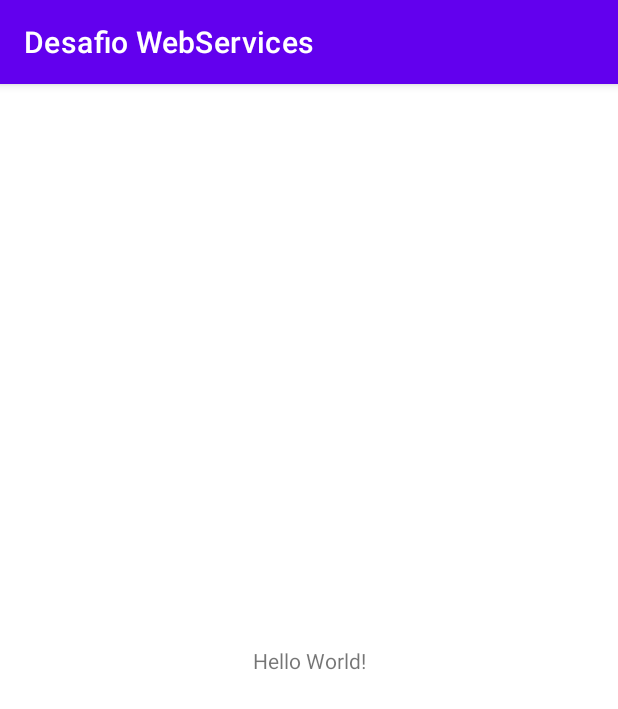
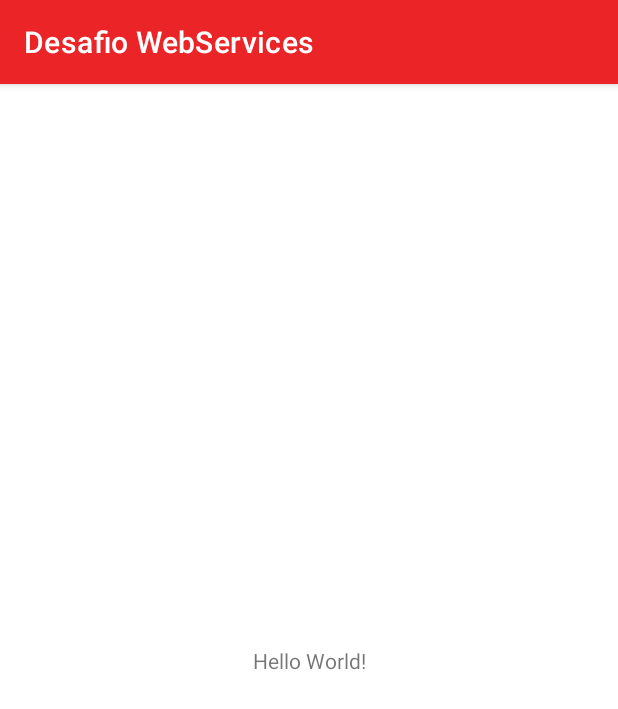
Before and after one commit to msbc1999/desafio_web-services_dh, an Android app: the screen it shows after launch (MainActivity), on a phone screen of 412 x 824 dp. Shown: the top 709 px of the screen. Run offline under Robolectric (Android 15) with nearby library versions, the phone set to English and light mode, and no system bars.

Commit message:
Criação da SplashScreen Ajuste nas cores do tema principal

```diff
--- a/app/src/main/AndroidManifest.xml
+++ b/app/src/main/AndroidManifest.xml
@@ -9,13 +9,15 @@
         android:roundIcon="@mipmap/ic_launcher_round"
         android:supportsRtl="true"
         android:theme="@style/Theme.DesafioWebServices">
-        <activity android:name=".MainActivity">
+        <activity
+            android:name=".ui.SplashActivity"
+            android:theme="@style/SplashTheme">
             <intent-filter>
                 <action android:name="android.intent.action.MAIN" />
-
                 <category android:name="android.intent.category.LAUNCHER" />
             </intent-filter>
         </activity>
+        <activity android:name=".ui.MainActivity"></activity>
     </application>
 
 </manifest>
--- a/app/src/main/java/me/mateus/desafiowebservices/MainActivity.kt
+++ b/app/src/main/java/me/mateus/desafiowebservices/ui/MainActivity.kt
@@ -1,7 +1,8 @@
-package me.mateus.desafiowebservices
+package me.mateus.desafiowebservices.ui
 
 import androidx.appcompat.app.AppCompatActivity
 import android.os.Bundle
+import me.mateus.desafiowebservices.R
 
 class MainActivity : AppCompatActivity() {
 
--- /dev/null
+++ b/app/src/main/java/me/mateus/desafiowebservices/ui/SplashActivity.kt
@@ -0,0 +1,19 @@
+package me.mateus.desafiowebservices.ui
+
+import android.content.Intent
+import android.os.Bundle
+import androidx.appcompat.app.AppCompatActivity
+import me.mateus.desafiowebservices.R
+import kotlin.concurrent.thread
+
+class SplashActivity : AppCompatActivity() {
+    override fun onCreate(savedInstanceState: Bundle?) {
+        super.onCreate(savedInstanceState)
+        setContentView(R.layout.activity_splash)
+
+        thread(start = true) {
+            Thread.sleep(1500)
+            startActivity(Intent(this, MainActivity::class.java))
+        }
+    }
+}
--- a/app/src/main/res/layout/activity_main.xml
+++ b/app/src/main/res/layout/activity_main.xml
@@ -4,7 +4,7 @@
     xmlns:tools="http://schemas.android.com/tools"
     android:layout_width="match_parent"
     android:layout_height="match_parent"
-    tools:context=".MainActivity">
+    tools:context=".ui.MainActivity">
 
     <TextView
         android:layout_width="wrap_content"
--- a/app/src/main/res/values-night/themes.xml
+++ /dev/null
@@ -1,16 +0,0 @@
-<resources xmlns:tools="http://schemas.android.com/tools">
-    <!-- Base application theme. -->
-    <style name="Theme.DesafioWebServices" parent="Theme.MaterialComponents.DayNight.DarkActionBar">
-        <!-- Primary brand color. -->
-        <item name="colorPrimary">@color/purple_200</item>
-        <item name="colorPrimaryVariant">@color/purple_700</item>
-        <item name="colorOnPrimary">@color/black</item>
-        <!-- Secondary brand color. -->
-        <item name="colorSecondary">@color/teal_200</item>
-        <item name="colorSecondaryVariant">@color/teal_200</item>
-        <item name="colorOnSecondary">@color/black</item>
-        <!-- Status bar color. -->
-        <item name="android:statusBarColor" tools:targetApi="l">?attr/colorPrimaryVariant</item>
-        <!-- Customize your theme here. -->
-    </style>
-</resources>
--- a/app/src/main/res/values/colors.xml
+++ b/app/src/main/res/values/colors.xml
@@ -1,10 +1,10 @@
 <?xml version="1.0" encoding="utf-8"?>
 <resources>
-    <color name="purple_200">#FFBB86FC</color>
-    <color name="purple_500">#FF6200EE</color>
-    <color name="purple_700">#FF3700B3</color>
-    <color name="teal_200">#FF03DAC5</color>
-    <color name="teal_700">#FF018786</color>
-    <color name="black">#FF000000</color>
-    <color name="white">#FFFFFFFF</color>
+    <color name="colorPrimary">#EA2427</color>
+    <color name="colorPrimaryVariant">#BB1C1F</color>
+    <color name="colorOnPrimary">#FFFFFF</color>
+
+    <color name="colorSecondary">#0080FF</color>
+    <color name="colorSecondaryVariant">#005DBA</color>
+    <color name="colorOnSecondary">#000000</color>
 </resources>
--- a/app/src/main/res/values/themes.xml
+++ b/app/src/main/res/values/themes.xml
@@ -2,15 +2,19 @@
     <!-- Base application theme. -->
     <style name="Theme.DesafioWebServices" parent="Theme.MaterialComponents.DayNight.DarkActionBar">
         <!-- Primary brand color. -->
-        <item name="colorPrimary">@color/purple_500</item>
-        <item name="colorPrimaryVariant">@color/purple_700</item>
-        <item name="colorOnPrimary">@color/white</item>
+        <item name="colorPrimary">@color/colorPrimary</item>
+        <item name="colorPrimaryVariant">@color/colorPrimaryVariant</item>
+        <item name="colorOnPrimary">@color/colorOnPrimary</item>
         <!-- Secondary brand color. -->
-        <item name="colorSecondary">@color/teal_200</item>
-        <item name="colorSecondaryVariant">@color/teal_700</item>
-        <item name="colorOnSecondary">@color/black</item>
+        <item name="colorSecondary">@color/colorSecondary</item>
+        <item name="colorSecondaryVariant">@color/colorSecondaryVariant</item>
+        <item name="colorOnSecondary">@color/colorOnSecondary</item>
         <!-- Status bar color. -->
         <item name="android:statusBarColor" tools:targetApi="l">?attr/colorPrimaryVariant</item>
         <!-- Customize your theme here. -->
     </style>
+
+    <style name="SplashTheme" parent="Theme.AppCompat">
+        <item name="windowNoTitle">true</item>
+    </style>
 </resources>
```
Also changed, not shown: app/src/main/res/layout/activity_splash.xml (added, +25 -0 lines), app/src/main/res/drawable/marvel_logo.png (added), 1 other file.
